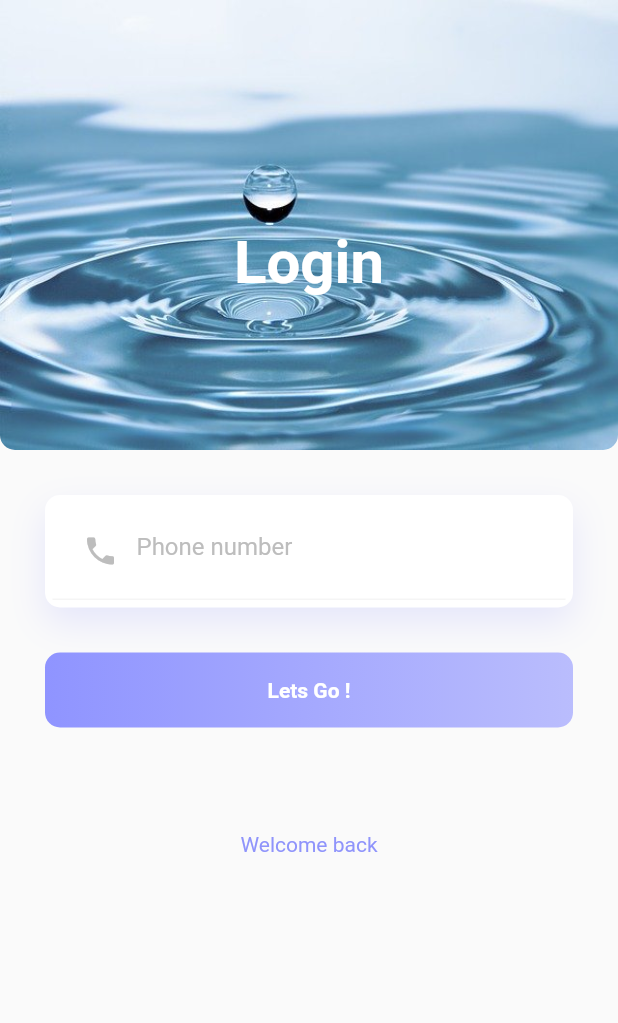
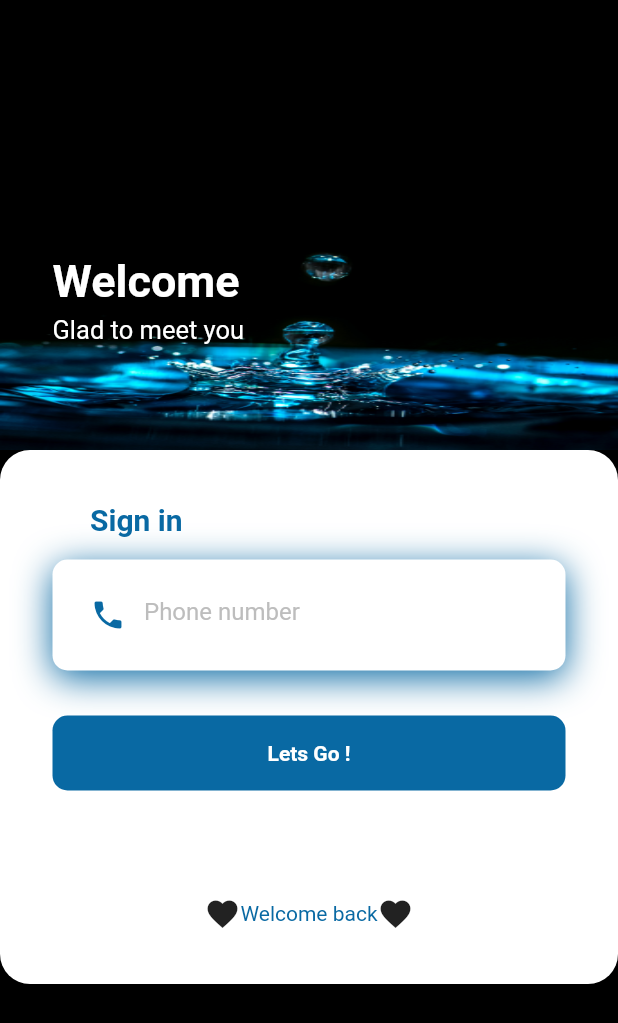
Before and after one commit to aryan47/ordermanagement, a Flutter app: the screen it shows after launch, on a phone screen of 412 x 824 dp. Shown: the top 1023 px of the screen. Run offline on Flutter 3.47's test engine with Material 2 defaults, Android fonts, the phone set to English and light mode, and no system bars; our stand-ins replace badges, firebase_auth, firebase_core, flutter_typeahead, rxdart, yaml; missing offline and left inert: mongo_dart; accounts and stored records are empty.

Commit message:
Added style in login and otp screen and made production ready

```diff
--- a/lib/screens/login.dart
+++ b/lib/screens/login.dart
@@ -1,6 +1,7 @@
 import 'package:flutter/material.dart';
 import 'package:flutter/services.dart';
 import 'package:order_management/service/loginService.dart';
+import 'package:order_management/widgets/widgetUtils.dart';
 import 'package:provider/provider.dart';
 
 class Login extends StatefulWidget {
@@ -16,13 +17,14 @@ class _LoginState extends State<Login> {
   Widget build(BuildContext context) {
     return Container(
       child: Scaffold(
+        backgroundColor: Colors.black,
         body: ListView(shrinkWrap: true, children: <Widget>[
           Container(
             height: 300,
             decoration: BoxDecoration(
-                borderRadius: BorderRadius.only(
-                    bottomLeft: Radius.circular(10),
-                    bottomRight: Radius.circular(10)),
+                // borderRadius: BorderRadius.only(
+                // bottomLeft: Radius.circular(10),
+                // bottomRight: Radius.circular(10)),
                 image: DecorationImage(
                     image: AssetImage('assets/images/logo.jpg'),
                     fit: BoxFit.fill)),
@@ -30,25 +32,52 @@ class _LoginState extends State<Login> {
               children: <Widget>[
                 Positioned(
                   child: Container(
-                    margin: EdgeInsets.only(top: 50),
-                    child: Center(
+                    margin: EdgeInsets.only(top: 170, left: 35),
                     child: Text(
-                        "Login",
+                      "Welcome",
                       style: TextStyle(
                           color: Colors.white,
-                            fontSize: 40,
+                          fontSize: 30,
                           fontWeight: FontWeight.bold),
                     ),
+                  ),
+                ),
+                Positioned(
+                  child: Container(
+                    margin: EdgeInsets.only(top: 210, left: 35),
+                    child: Text(
+                      "Glad to meet you",
+                      style: TextStyle(
+                          color: Colors.white,
+                          fontSize: 17,
+                          fontWeight: FontWeight.normal),
                     ),
                   ),
                 )
               ],
             ),
           ),
+          Container(
+            decoration: BoxDecoration(
+              color: Colors.white,
+              borderRadius: BorderRadius.circular(20),
+              // image: DecorationImage(
+              //     image: AssetImage('assets/images/logo.jpg'),
+              //     fit: BoxFit.fill)
+            ),
+            child: Padding(
+              padding: EdgeInsets.all(35.0),
+              child: Column(
+                crossAxisAlignment: CrossAxisAlignment.start,
+                children: <Widget>[
                   Padding(
-            padding: EdgeInsets.all(30.0),
-            child: Column(
-              children: <Widget>[
+                    padding: const EdgeInsets.only(left: 25, bottom: 15.0),
+                    child: Text("Sign in",
+                        style: TextStyle(
+                            color: Color.fromARGB(255, 9, 105, 163),
+                            fontSize: 20,
+                            fontWeight: FontWeight.bold)),
+                  ),
                   Container(
                     padding: EdgeInsets.all(5),
                     decoration: BoxDecoration(
@@ -56,22 +85,22 @@ class _LoginState extends State<Login> {
                         borderRadius: BorderRadius.circular(10),
                         boxShadow: [
                           BoxShadow(
-                            color: Color.fromRGBO(143, 148, 251, .2),
+                              color: Color.fromARGB(255, 9, 105, 163),
                               blurRadius: 20.0,
-                            offset: Offset(0, 10))
+                              offset: Offset(0, 5))
                         ]),
                     child: Column(
                       children: <Widget>[
                         Container(
                           padding: EdgeInsets.all(8.0),
-                        decoration: BoxDecoration(
-                            border: Border(
-                                bottom: BorderSide(color: Colors.grey[100]))),
+                          // decoration: BoxDecoration(
+                          //     border: Border(
+                          //         bottom: BorderSide(color: Colors.grey[100]))),
                           child: TextField(
                             controller: phoneCtrl,
                             decoration: InputDecoration(
-                              prefixIcon:
-                                  Icon(Icons.phone, color: Colors.grey[400]),
+                                prefixIcon: Icon(Icons.phone,
+                                    color: Color.fromARGB(255, 9, 105, 163)),
                                 border: InputBorder.none,
                                 hintText: "Phone number",
                                 hintStyle: TextStyle(color: Colors.grey[400])),
@@ -99,7 +128,8 @@ class _LoginState extends State<Login> {
                   InkWell(
                     onTap: () {
                       print(phoneCtrl.text.length);
-                    if (phoneCtrl.text.length < 10 || phoneCtrl.text.length > 10) {
+                      if (phoneCtrl.text.length < 10 ||
+                          phoneCtrl.text.length > 10) {
                         final snackBar = SnackBar(
                             content: Text('Please enter valid phone number !'));
 
@@ -112,10 +142,8 @@ class _LoginState extends State<Login> {
                       height: 50,
                       decoration: BoxDecoration(
                         borderRadius: BorderRadius.circular(10),
-                        gradient: LinearGradient(colors: [
-                          Color.fromRGBO(143, 148, 255, 1),
-                          Color.fromRGBO(143, 148, 255, .6),
-                        ])),
+                        color: Color.fromARGB(255, 9, 105, 163),
+                      ),
                       child: Center(
                         child: Text(
                           "Lets Go !",
@@ -128,11 +156,22 @@ class _LoginState extends State<Login> {
                   SizedBox(
                     height: 70,
                   ),
+                  Center(
+                    child: Row(
+                      mainAxisAlignment: MainAxisAlignment.center,
+                      children: [
+                        Icon(Icons.favorite),
                         Text(
                           "Welcome back",
-                  style: TextStyle(color: Color.fromRGBO(143, 148, 251, 1)),
+                          style: TextStyle(
+                              color: Color.fromARGB(255, 9, 105, 163)),
+                        ),
+                        Icon(Icons.favorite),
+                      ],
+                    ),
                   ),
                 ],
+              ),
             ),
           )
         ]
--- a/lib/service/loginService.dart
+++ b/lib/service/loginService.dart
@@ -122,6 +122,9 @@ class LoginService {
             // Used to close the showLoaderDialog
             Navigator.of(context).pop();
             Navigator.pushReplacementNamed(context, "/auth");
+          } else {
+            Navigator.of(context).pop();
+            Navigator.pushReplacementNamed(context, "/auth");
           }
         },
         codeAutoRetrievalTimeout: (String verificationId) {
--- a/todo.txt
+++ b/todo.txt
@@ -19,3 +19,7 @@ check order not getting listed in order list screen (DONE)
 add loader/spinner in order (DONE)
 put validation in login screen
 handle failed otp and wrong phone number
+check customers for admin (code breakings)
+add cancel remarks
+--no-tree-shake-icons
+ flutter build appbundle --no-tree-shake-icons
```
Also changed, not shown: lib/widgets/widgetUtils.dart (+26 -9 lines), pubspec.yaml (+10 -0 lines), assets/images/launcher-min.jpg (added), assets/images/launcher.jpg (added), assets/images/logo.jpg, assets/images/logo1.jpg (added), 10 other files. Lines whose indentation alone changed are shown as unchanged.
